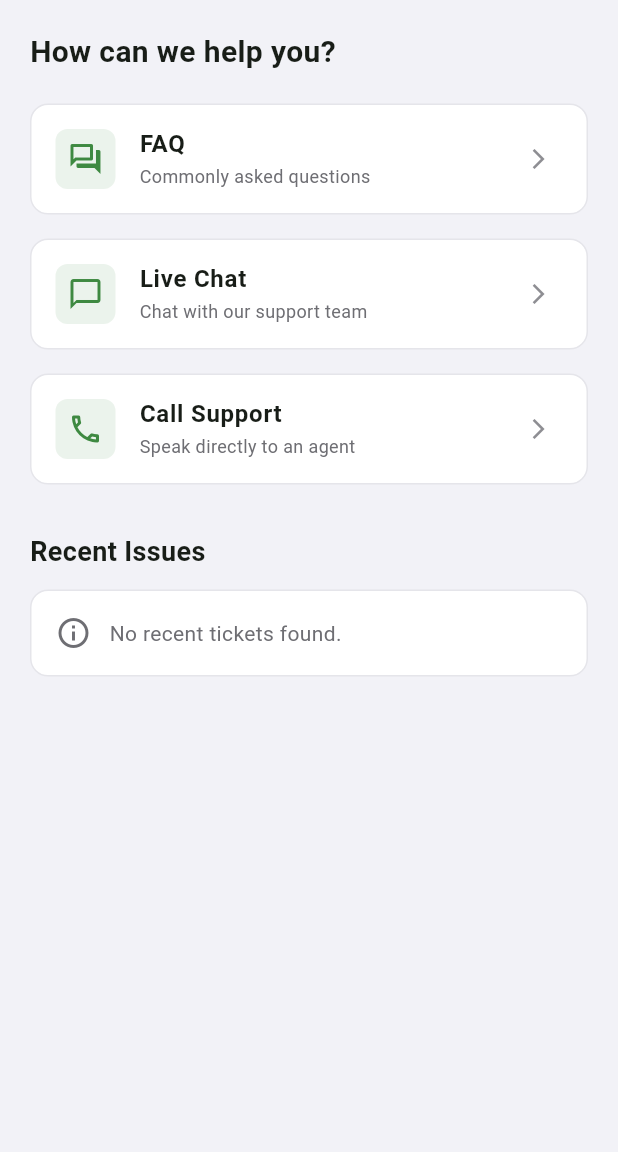
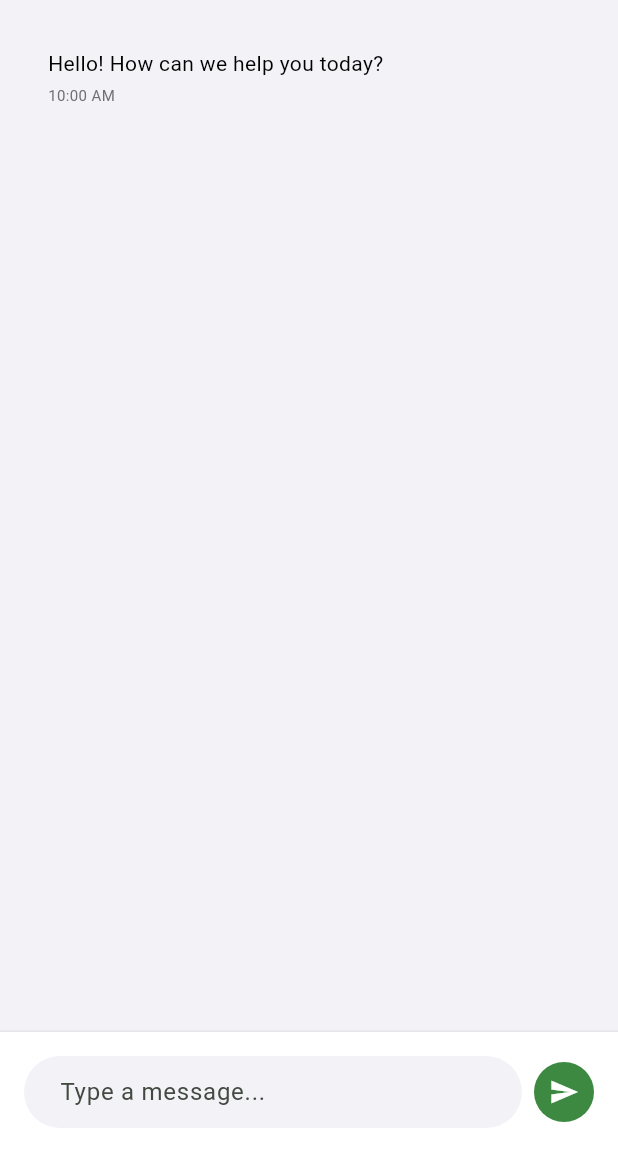
Before and after one commit to gohypedevelopers-stack/cleco-rider, a Flutter app: the HelpSupportScreen screen opened by its route, after a tap on "Live Chat", on a phone screen of 412 x 824 dp, the part 84-1236 px from its top. Run offline on Flutter 3.47's test engine with Material 3 defaults, Android fonts, the phone set to English and light mode, and no system bars; our stand-ins replace go_router, smooth_page_indicator.

Commit message:
feat: Implement rider profile management, support screens, and comprehensive route definitions.

```diff
--- a/lib/features/profile/view/profile_screen.dart
+++ b/lib/features/profile/view/profile_screen.dart
@@ -60,9 +60,7 @@
             _buildProfileOption(
               icon: Icons.person_outline,
               label: 'Personal Information',
-              onTap: () {
-                // Future: Edit Profile
-              },
+              onTap: () => context.push(RouteConstants.personalInfoScreen),
             ),
              _buildProfileOption(
               icon: Icons.directions_bike,
--- /dev/null
+++ b/lib/features/support/view/live_chat_screen.dart
@@ -0,0 +1,132 @@
+import 'package:cleclo_rider/components/custom_appbar.dart';
+import 'package:cleclo_rider/utils/theme/colors.dart';
+import 'package:flutter/material.dart';
+
+class LiveChatScreen extends StatefulWidget {
+  const LiveChatScreen({super.key});
+
+  @override
+  State<LiveChatScreen> createState() => _LiveChatScreenState();
+}
+
+class _LiveChatScreenState extends State<LiveChatScreen> {
+  final TextEditingController _controller = TextEditingController();
+  final List<Map<String, dynamic>> _messages = [
+    {'text': 'Hello! How can we help you today?', 'isMe': false, 'time': '10:00 AM'},
+  ];
+
+  void _sendMessage() {
+    if (_controller.text.trim().isEmpty) return;
+    setState(() {
+      _messages.add({
+        'text': _controller.text,
+        'isMe': true,
+        'time': '10:05 AM', // Mock time
+      });
+      _controller.clear();
+    });
+
+    // Mock auto-reply
+    Future.delayed(const Duration(seconds: 1), () {
+      if (mounted) {
+        setState(() {
+           _messages.add({
+            'text': 'Thank you for reaching out. An agent will be with you shortly.',
+            'isMe': false,
+            'time': '10:05 AM',
+          });
+        });
+      }
+    });
+  }
+
+  @override
+  Widget build(BuildContext context) {
+    return Scaffold(
+      appBar: const CustomAppBar(title: 'Live Chat', showBackButton: true),
+      body: Column(
+        children: [
+          Expanded(
+            child: ListView.builder(
+              padding: const EdgeInsets.all(20),
+              itemCount: _messages.length,
+              itemBuilder: (context, index) {
+                final msg = _messages[index];
+                final isMe = msg['isMe'] as bool;
+                return Align(
+                  alignment: isMe ? Alignment.centerRight : Alignment.centerLeft,
+                  child: Container(
+                    margin: const EdgeInsets.only(bottom: 16),
+                    padding: const EdgeInsets.all(12),
+                    constraints: BoxConstraints(maxWidth: MediaQuery.of(context).size.width * 0.75),
+                    decoration: BoxDecoration(
+                      color: isMe ? AppColors.primary : AppColors.gray100,
+                      borderRadius: BorderRadius.only(
+                        topLeft: const Radius.circular(12),
+                        topRight: const Radius.circular(12),
+                        bottomLeft: isMe ? const Radius.circular(12) : Radius.zero,
+                        bottomRight: isMe ? Radius.zero : const Radius.circular(12),
+                      ),
+                    ),
+                    child: Column(
+                      crossAxisAlignment: CrossAxisAlignment.start,
+                      children: [
+                        Text(
+                          msg['text'],
+                          style: TextStyle(color: isMe ? Colors.white : Colors.black),
+                        ),
+                        const SizedBox(height: 4),
+                        Text(
+                          msg['time'],
+                          style: TextStyle(
+                            fontSize: 10,
+                            color: isMe ? Colors.white.withOpacity(0.7) : AppColors.gray500,
+                          ),
+                        ),
+                      ],
+                    ),
+                  ),
+                );
+              },
+            ),
+          ),
+          Container(
+            padding: const EdgeInsets.all(16),
+            decoration: const BoxDecoration(
+              color: Colors.white,
+              border: Border(top: BorderSide(color: AppColors.gray200)),
+            ),
+            child: Row(
+              children: [
+                Expanded(
+                  child: TextField(
+                    controller: _controller,
+                    decoration: InputDecoration(
+                      hintText: 'Type a message...',
+                      border: OutlineInputBorder(
+                        borderRadius: BorderRadius.circular(24),
+                        borderSide: BorderSide.none,
+                      ),
+                      filled: true,
+                      fillColor: AppColors.gray100,
+                      contentPadding: const EdgeInsets.symmetric(horizontal: 20, vertical: 10),
+                    ),
+                    onSubmitted: (_) => _sendMessage(),
+                  ),
+                ),
+                const SizedBox(width: 8),
+                CircleAvatar(
+                  backgroundColor: AppColors.primary,
+                  child: IconButton(
+                    icon: const Icon(Icons.send, color: Colors.white, size: 20),
+                    onPressed: _sendMessage,
+                  ),
+                ),
+              ],
+            ),
+          ),
+        ],
+      ),
+    );
+  }
+}
--- a/lib/routes/route_config.dart
+++ b/lib/routes/route_config.dart
@@ -8,7 +8,10 @@
 import 'package:cleclo_rider/features/home/view/active_orders_screen.dart';
 import 'package:cleclo_rider/features/home/view/available_orders_screen.dart';
 import 'package:cleclo_rider/features/history/view/order_history_screen.dart';
+import 'package:cleclo_rider/features/history/view/order_history_screen.dart';
 import 'package:cleclo_rider/features/support/view/help_support_screen.dart';
+import 'package:cleclo_rider/features/support/view/faq_screen.dart';
+import 'package:cleclo_rider/features/support/view/live_chat_screen.dart';
 import 'package:cleclo_rider/features/home/view/home_screen.dart';
 import 'package:cleclo_rider/features/home/view/order_details_screen.dart';
 import 'package:cleclo_rider/features/location/view/order_delivery_screen.dart';
@@ -19,7 +22,9 @@
 import 'package:cleclo_rider/features/profile/view/profile_screen.dart';
 import 'package:cleclo_rider/features/profile/view/vehicle_details_screen.dart';
 import 'package:cleclo_rider/features/profile/view/documents_screen.dart';
+import 'package:cleclo_rider/features/profile/view/documents_screen.dart';
 import 'package:cleclo_rider/features/profile/view/bank_details_screen.dart';
+import 'package:cleclo_rider/features/profile/view/personal_information_screen.dart';
 import 'package:cleclo_rider/features/profile/view/settings_screen.dart';
 import 'package:flutter/material.dart';
 import 'package:go_router/go_router.dart';
@@ -128,6 +133,16 @@
       ),
       GoRoute(
         parentNavigatorKey: rootNavigatorKey,
+        path: RouteConstants.faqScreen,
+        builder: (context, state) => const FaqScreen(),
+      ),
+      GoRoute(
+        parentNavigatorKey: rootNavigatorKey,
+        path: RouteConstants.liveChatScreen,
+        builder: (context, state) => const LiveChatScreen(),
+      ),
+      GoRoute(
+        parentNavigatorKey: rootNavigatorKey,
         path: RouteConstants.orderDetailsScreen,
         builder: (context, state) => const OrderDetailsScreen(),
       ),
@@ -169,6 +184,11 @@
       ),
       GoRoute(
         parentNavigatorKey: rootNavigatorKey,
+        path: RouteConstants.personalInfoScreen,
+        builder: (context, state) => const PersonalInformationScreen(),
+      ),
+      GoRoute(
+        parentNavigatorKey: rootNavigatorKey,
         path: RouteConstants.settingsScreen,
         builder: (context, state) => const SettingsScreen(),
       ),
--- a/lib/routes/route_constants.dart
+++ b/lib/routes/route_constants.dart
@@ -31,6 +31,8 @@
   static const String photoProofScreen = '/photo-proof';
   static const String orderHistoryScreen = '/order-history';
   static const String helpSupportScreen = '/help-support';
+  static const String faqScreen = '/faq';
+  static const String liveChatScreen = '/live-chat';
 
   // Earnings
   static const String earningsScreen = '/earnings';
@@ -42,5 +44,6 @@
   static const String vehicleDetailsScreen = '/vehicle-details';
   static const String documentsScreen = '/documents';
   static const String bankDetailsScreen = '/bank-details'; // Added
+  static const String personalInfoScreen = '/personal-info';
   static const String settingsScreen = '/settings';
 }
```
Also changed, not shown: lib/features/profile/view/personal_information_screen.dart (added, +71 -0 lines), lib/features/support/view/faq_screen.dart (added, +73 -0 lines), lib/features/support/view/help_support_screen.dart (+14 -3 lines).
